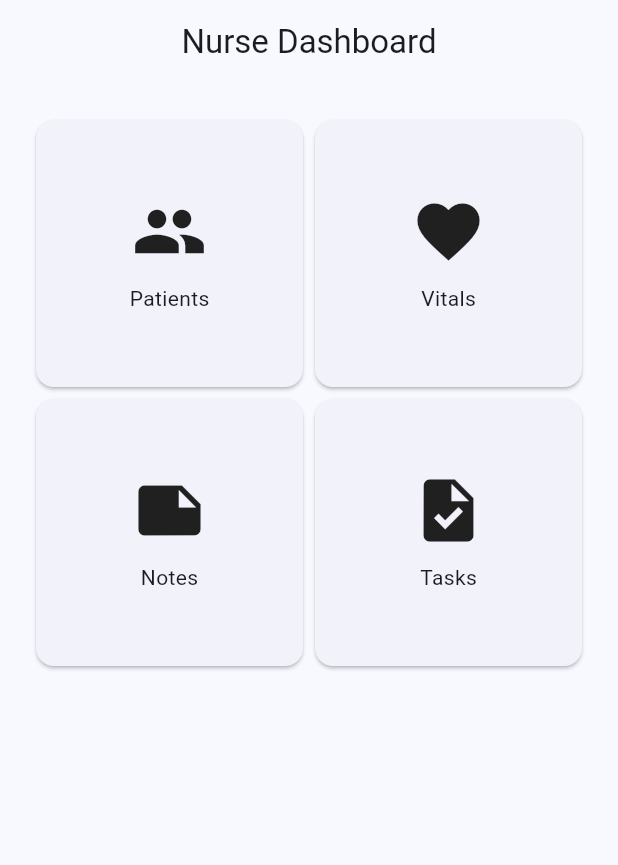
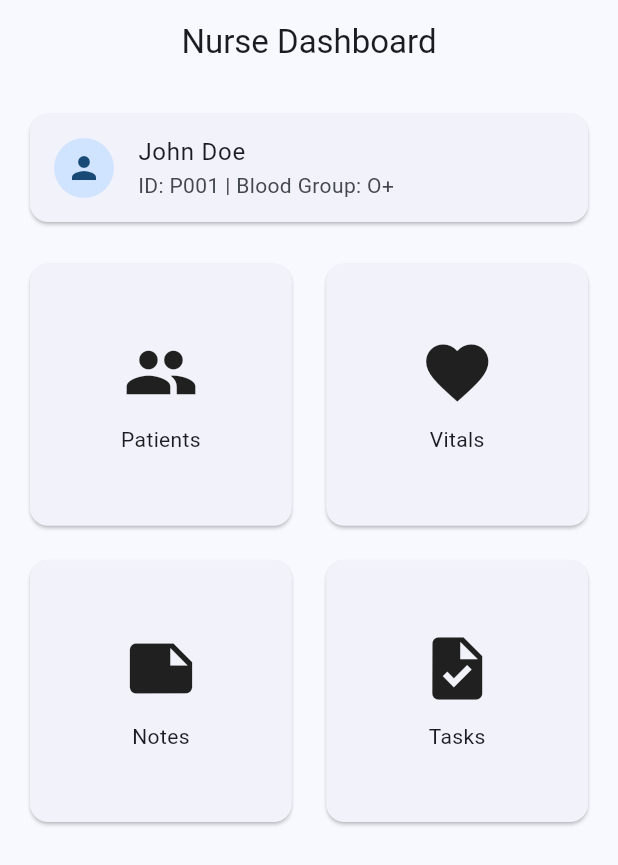
Before and after one commit to sanvithskotian/NurseCare, a Flutter app: the NurseDashboard screen opened directly, on a phone screen of 412 x 824 dp. Shown: the top 865 px of the screen. Run offline on Flutter 3.47's test engine with Material 3 defaults, Android fonts, the phone set to English and light mode, and no system bars.

Commit message:
Add shared models and nurse vitals module

```diff
--- /dev/null
+++ b/lib/models/appointment.dart
@@ -0,0 +1,15 @@
+class Appointment {
+  final String id;
+  final String patientName;
+  final String doctorName;
+  final String date;
+  final String status;
+
+  Appointment({
+    required this.id,
+    required this.patientName,
+    required this.doctorName,
+    required this.date,
+    required this.status,
+  });
+}
--- /dev/null
+++ b/lib/models/doctor.dart
@@ -0,0 +1,11 @@
+class Doctor {
+  final String id;
+  final String name;
+  final String specialization;
+
+  Doctor({
+    required this.id,
+    required this.name,
+    required this.specialization,
+  });
+}
--- /dev/null
+++ b/lib/models/nurse.dart
@@ -0,0 +1,11 @@
+class Nurse {
+  final String id;
+  final String name;
+  final String department;
+
+  Nurse({
+    required this.id,
+    required this.name,
+    required this.department,
+  });
+}
--- /dev/null
+++ b/lib/models/patient.dart
@@ -0,0 +1,17 @@
+class Patient {
+  final String id;
+  final String name;
+  final int age;
+  final String gender;
+  final String bloodGroup;
+  final String phone;
+
+  Patient({
+    required this.id,
+    required this.name,
+    required this.age,
+    required this.gender,
+    required this.bloodGroup,
+    required this.phone,
+  });
+}
--- a/lib/screens/nurse/nurse_dashboard.dart
+++ b/lib/screens/nurse/nurse_dashboard.dart
@@ -1,38 +1,94 @@
 import 'package:flutter/material.dart';
+import '../../services/dummy_data.dart';
+import 'vitals_screen.dart';
 
 class NurseDashboard extends StatelessWidget {
   const NurseDashboard({super.key});
 
   @override
   Widget build(BuildContext context) {
+    final patient = DummyData.patient;
+
     return Scaffold(
       appBar: AppBar(
         title: const Text("Nurse Dashboard"),
         centerTitle: true,
       ),
-      body: GridView.count(
-        padding: const EdgeInsets.all(20),
+      body: Padding(
+        padding: const EdgeInsets.all(16),
+        child: Column(
+          children: [
+            Card(
+              child: ListTile(
+                leading: const CircleAvatar(
+                  child: Icon(Icons.person),
+                ),
+                title: Text(patient.name),
+                subtitle: Text(
+                  "ID: ${patient.id} | Blood Group: ${patient.bloodGroup}",
+                ),
+              ),
+            ),
+
+            const SizedBox(height: 20),
+
+            Expanded(
+              child: GridView.count(
                 crossAxisCount: 2,
-        children: const [
-          DashboardCard("Patients", Icons.people),
-          DashboardCard("Vitals", Icons.favorite),
-          DashboardCard("Notes", Icons.note),
-          DashboardCard("Tasks", Icons.task),
+                crossAxisSpacing: 15,
+                mainAxisSpacing: 15,
+                children: [
+                  _buildCard(
+                    context,
+                    "Patients",
+                    Icons.people,
+                    null,
+                  ),
+                  _buildCard(
+                    context,
+                    "Vitals",
+                    Icons.favorite,
+                    const VitalsScreen(),
+                  ),
+                  _buildCard(
+                    context,
+                    "Notes",
+                    Icons.note,
+                    null,
+                  ),
+                  _buildCard(
+                    context,
+                    "Tasks",
+                    Icons.task,
+                    null,
+                  ),
                 ],
+              ),
+            ),
+          ],
+        ),
       ),
     );
   }
-}
 
-class DashboardCard extends StatelessWidget {
-  final String title;
-  final IconData icon;
-
-  const DashboardCard(this.title, this.icon, {super.key});
-
-  @override
-  Widget build(BuildContext context) {
+  Widget _buildCard(
+    BuildContext context,
+    String title,
+    IconData icon,
+    Widget? screen,
+  ) {
     return Card(
+      child: InkWell(
+        onTap: screen == null
+            ? null
+            : () {
+                Navigator.push(
+                  context,
+                  MaterialPageRoute(
+                    builder: (_) => screen,
+                  ),
+                );
+              },
         child: Column(
           mainAxisAlignment: MainAxisAlignment.center,
           children: [
@@ -41,6 +97,7 @@ class DashboardCard extends StatelessWidget {
             Text(title),
           ],
         ),
+      ),
     );
   }
 }
--- /dev/null
+++ b/lib/services/dummy_data.dart
@@ -0,0 +1,37 @@
+import '../models/patient.dart';
+import '../models/doctor.dart';
+import '../models/nurse.dart';
+import '../models/appointment.dart';
+
+class DummyData {
+  static Patient patient = Patient(
+    id: "P001",
+    name: "John Doe",
+    age: 25,
+    gender: "Male",
+    bloodGroup: "O+",
+    phone: "9876543210",
+  );
+
+  static Doctor doctor = Doctor(
+    id: "D001",
+    name: "Dr. Smith",
+    specialization: "Cardiology",
+  );
+
+  static Nurse nurse = Nurse(
+    id: "N001",
+    name: "Mary Johnson",
+    department: "ICU",
+  );
+
+  static List<Appointment> appointments = [
+    Appointment(
+      id: "A001",
+      patientName: "John Doe",
+      doctorName: "Dr. Smith",
+      date: "10 July 2026",
+      status: "Confirmed",
+    ),
+  ];
+}
```
Also changed, not shown: lib/screens/doctor/doctor_dashboard.dart (+55 -11 lines), lib/screens/nurse/vitals_screen.dart (added, +47 -0 lines), lib/screens/patient/profile_screen.dart (+22 -11 lines). Lines whose indentation alone changed are shown as unchanged.
